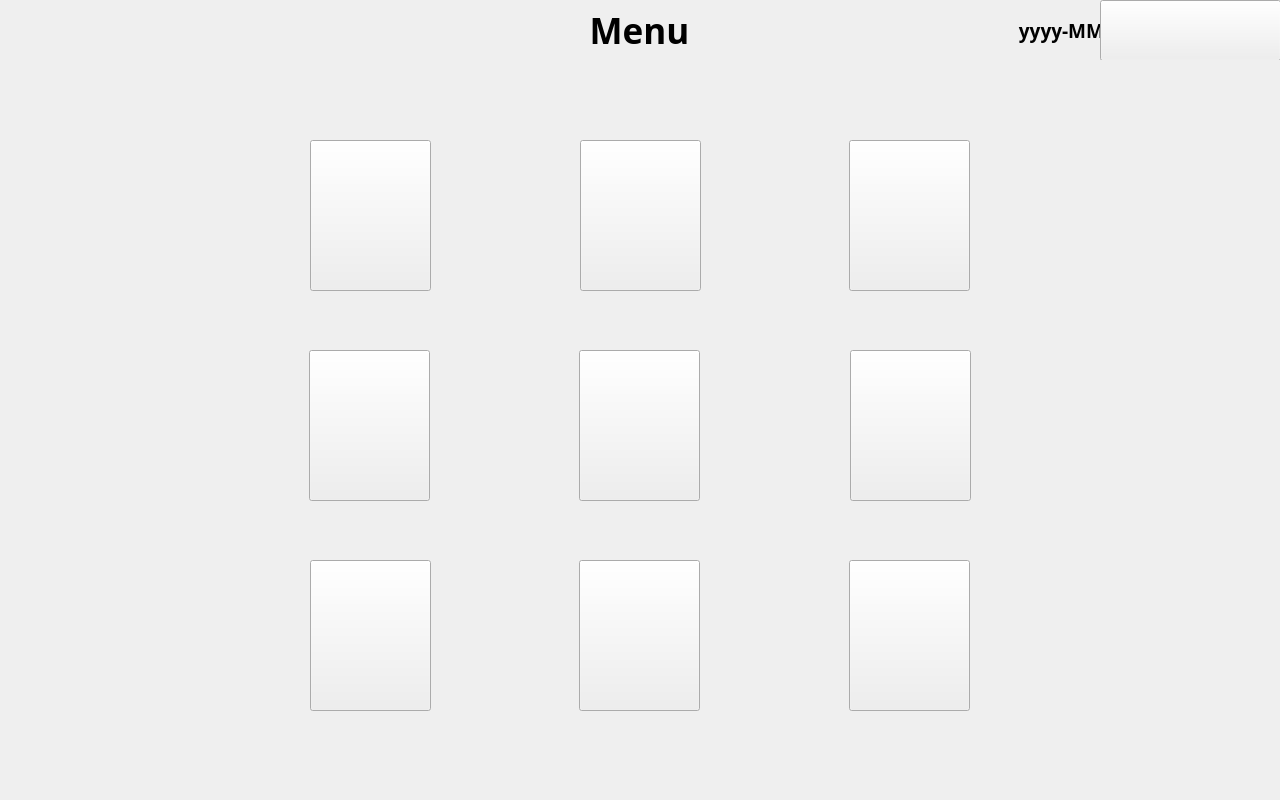
qingdouke/TemakViews, file mainwindow.ui: the form before one commit.
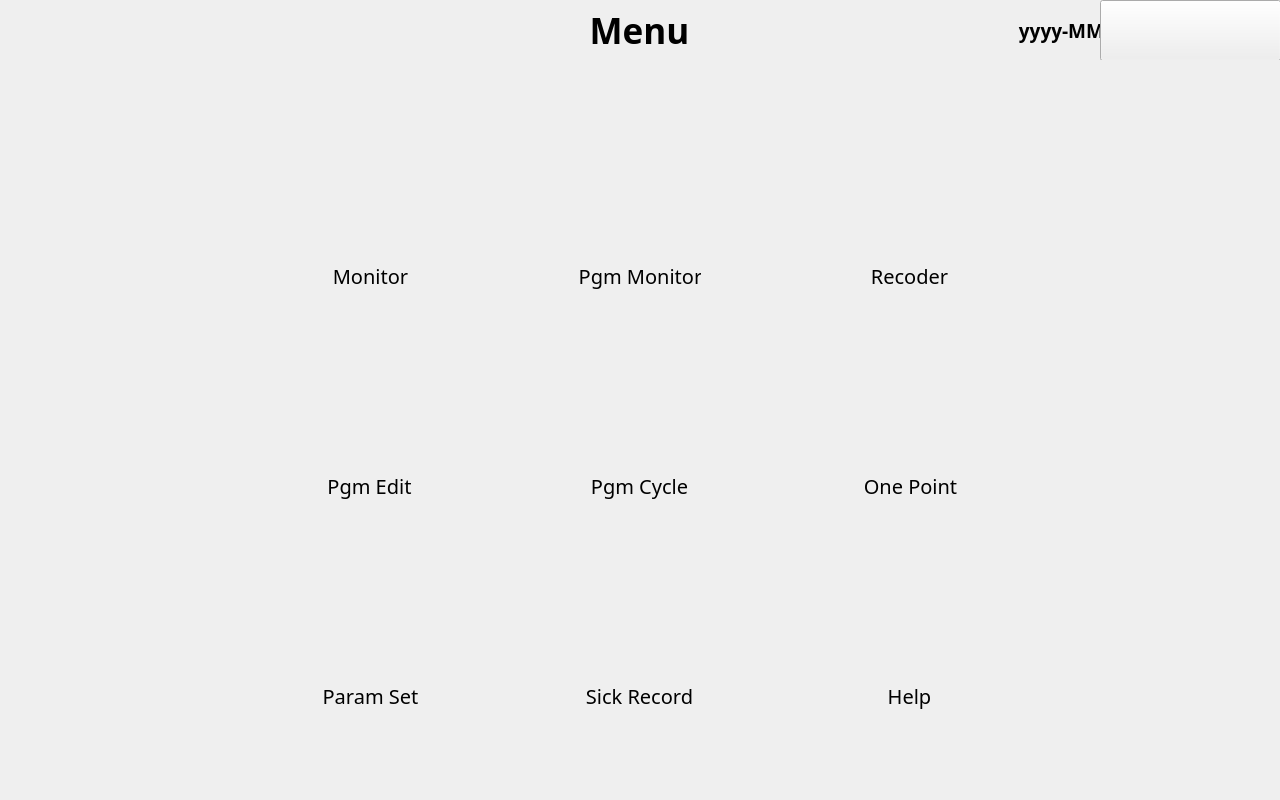
The form after the commit.

What changed in the file:
```diff
--- a/mainwindow.ui
+++ b/mainwindow.ui
@@ -184,6 +184,25 @@
         <height>151</height>
        </rect>
       </property>
+      <property name="styleSheet">
+       <string notr="true">QPushButton {
+    /* 正常状态 */
+	background-color:rgba(255,255,255,0);
+    border:none;
+}
+
+QPushButton:hover {
+    /* 鼠标停留状态 */
+    background-color: rgb(184, 192, 193);
+}
+
+QPushButton:pressed {
+    /* 鼠标按下状态 */
+
+    background-color: rgb(255,255,255);
+}
+</string>
+      </property>
       <property name="text">
        <string/>
       </property>
@@ -247,6 +266,25 @@
         <height>151</height>
        </rect>
       </property>
+      <property name="styleSheet">
+       <string notr="true">QPushButton {
+    /* 正常状态 */
+	background-color:rgba(255,255,255,0);
+    border:none;
+}
+
+QPushButton:hover {
+    /* 鼠标停留状态 */
+    background-color: rgb(184, 192, 193);
+}
+
+QPushButton:pressed {
+    /* 鼠标按下状态 */
+
+    background-color: rgb(255,255,255);
+}
+</string>
+      </property>
       <property name="text">
        <string/>
       </property>
@@ -305,6 +343,25 @@
         <height>151</height>
        </rect>
       </property>
+      <property name="styleSheet">
+       <string notr="true">QPushButton {
+    /* 正常状态 */
+	background-color:rgba(255,255,255,0);
+    border:none;
+}
+
+QPushButton:hover {
+    /* 鼠标停留状态 */
+    background-color: rgb(184, 192, 193);
+}
+
+QPushButton:pressed {
+    /* 鼠标按下状态 */
+
+    background-color: rgb(255,255,255);
+}
+</string>
+      </property>
       <property name="text">
        <string/>
       </property>
@@ -363,6 +420,25 @@
         <height>151</height>
        </rect>
       </property>
+      <property name="styleSheet">
+       <string notr="true">QPushButton {
+    /* 正常状态 */
+	background-color:rgba(255,255,255,0);
+    border:none;
+}
+
+QPushButton:hover {
+    /* 鼠标停留状态 */
+    background-color: rgb(184, 192, 193);
+}
+
+QPushButton:pressed {
+    /* 鼠标按下状态 */
+
+    background-color: rgb(255,255,255);
+}
+</string>
+      </property>
       <property name="text">
        <string/>
       </property>
@@ -421,6 +497,25 @@
         <height>151</height>
        </rect>
       </property>
+      <property name="styleSheet">
+       <string notr="true">QPushButton {
+    /* 正常状态 */
+	background-color:rgba(255,255,255,0);
+    border:none;
+}
+
+QPushButton:hover {
+    /* 鼠标停留状态 */
+    background-color: rgb(184, 192, 193);
+}
+
+QPushButton:pressed {
+    /* 鼠标按下状态 */
+
+    background-color: rgb(255,255,255);
+}
+</string>
+      </property>
       <property name="text">
        <string/>
       </property>
@@ -479,6 +574,25 @@
         <height>151</height>
        </rect>
       </property>
+      <property name="styleSheet">
+       <string notr="true">QPushButton {
+    /* 正常状态 */
+	background-color:rgba(255,255,255,0);
+    border:none;
+}
+
+QPushButton:hover {
+    /* 鼠标停留状态 */
+    background-color: rgb(184, 192, 193);
+}
+
+QPushButton:pressed {
+    /* 鼠标按下状态 */
+
+    background-color: rgb(255,255,255);
+}
+</string>
+      </property>
       <property name="text">
        <string/>
       </property>
@@ -537,6 +651,25 @@
         <height>151</height>
        </rect>
       </property>
+      <property name="styleSheet">
+       <string notr="true">QPushButton {
+    /* 正常状态 */
+	background-color:rgba(255,255,255,0);
+    border:none;
+}
+
+QPushButton:hover {
+    /* 鼠标停留状态 */
+    background-color: rgb(184, 192, 193);
+}
+
+QPushButton:pressed {
+    /* 鼠标按下状态 */
+
+    background-color: rgb(255,255,255);
+}
+</string>
+      </property>
       <property name="text">
        <string/>
       </property>
@@ -595,6 +728,25 @@
         <height>151</height>
        </rect>
       </property>
+      <property name="styleSheet">
+       <string notr="true">QPushButton {
+    /* 正常状态 */
+	background-color:rgba(255,255,255,0);
+    border:none;
+}
+
+QPushButton:hover {
+    /* 鼠标停留状态 */
+    background-color: rgb(184, 192, 193);
+}
+
+QPushButton:pressed {
+    /* 鼠标按下状态 */
+
+    background-color: rgb(255,255,255);
+}
+</string>
+      </property>
       <property name="text">
        <string/>
       </property>
@@ -653,6 +805,25 @@
         <height>151</height>
        </rect>
       </property>
+      <property name="styleSheet">
+       <string notr="true">QPushButton {
+    /* 正常状态 */
+	background-color:rgba(255,255,255,0);
+    border:none;
+}
+
+QPushButton:hover {
+    /* 鼠标停留状态 */
+    background-color: rgb(184, 192, 193);
+}
+
+QPushButton:pressed {
+    /* 鼠标按下状态 */
+
+    background-color: rgb(255,255,255);
+}
+</string>
+      </property>
       <property name="text">
        <string/>
       </property>
```
Left out of the diff: 10 changed lines with no effect on the pictures.
